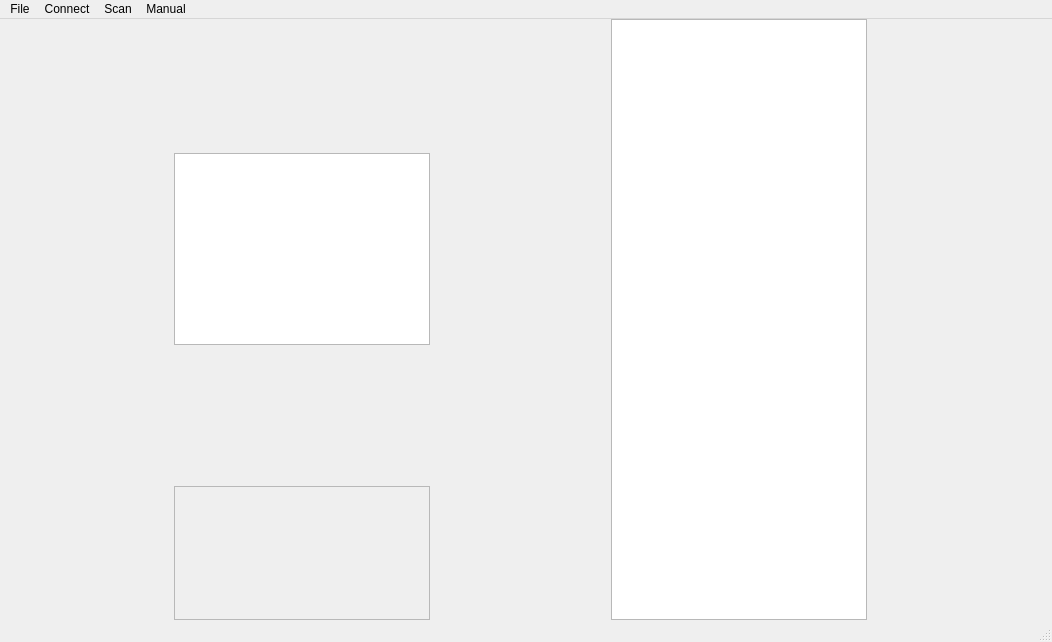
bheins/ciphersolver, file cipher.ui: the form before one commit.
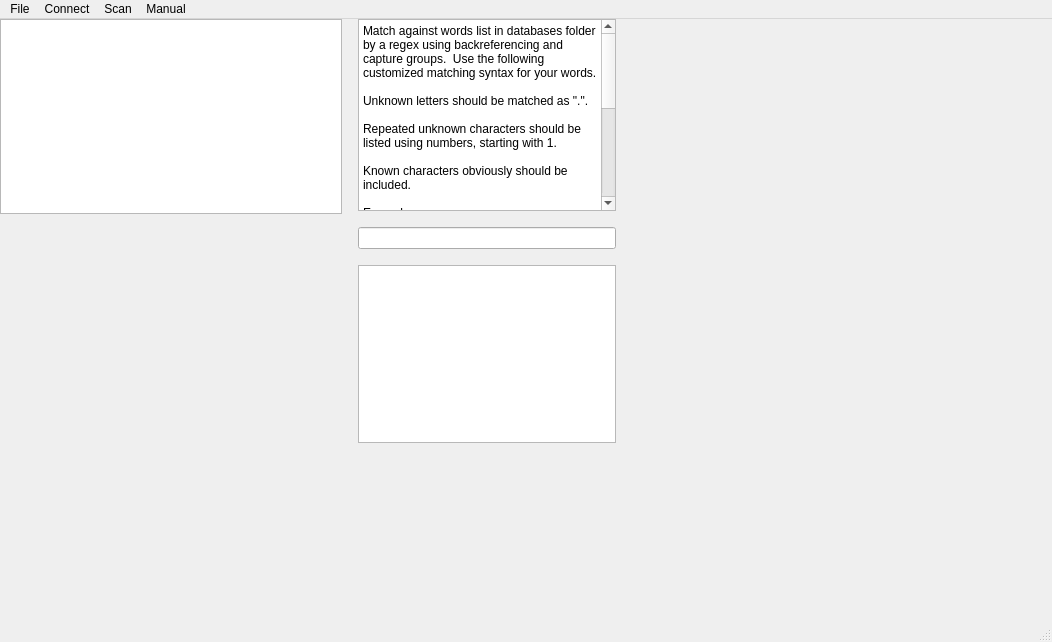
The form after the commit.

```diff
--- a/cipher.ui
+++ b/cipher.ui
@@ -10,10 +10,22 @@
     <height>642</height>
    </rect>
   </property>
+  <property name="sizePolicy">
+   <sizepolicy hsizetype="MinimumExpanding" vsizetype="MinimumExpanding">
+    <horstretch>1</horstretch>
+    <verstretch>1</verstretch>
+   </sizepolicy>
+  </property>
   <property name="windowTitle">
    <string>MainWindow</string>
   </property>
   <widget class="QWidget" name="centralwidget">
+   <property name="sizePolicy">
+    <sizepolicy hsizetype="MinimumExpanding" vsizetype="MinimumExpanding">
+     <horstretch>1</horstretch>
+     <verstretch>1</verstretch>
+    </sizepolicy>
+   </property>
    <widget class="QWidget" name="horizontalLayoutWidget">
     <property name="geometry">
      <rect>
@@ -23,83 +35,97 @@
       <height>601</height>
      </rect>
     </property>
-    <layout class="QHBoxLayout" name="horizontalLayout" stretch="0,0,0,0,0">
+    <layout class="QHBoxLayout" name="CipherUIHorizontalLayout" stretch="1,1,1,1">
      <item>
-      <spacer name="horizontalSpacer_3">
-       <property name="orientation">
-        <enum>Qt::Horizontal</enum>
-       </property>
-       <property name="sizeHint" stdset="0">
-        <size>
-         <width>40</width>
-         <height>20</height>
-        </size>
-       </property>
-      </spacer>
-     </item>
-     <item>
-      <layout class="QVBoxLayout" name="verticalLayout">
+      <layout class="QVBoxLayout" name="CipherVerticalLayout" stretch="1,1,1,1">
        <item>
-        <spacer name="verticalSpacer_3">
-         <property name="orientation">
-          <enum>Qt::Vertical</enum>
+        <widget class="QTextEdit" name="textEdit">
+         <property name="sizePolicy">
+          <sizepolicy hsizetype="MinimumExpanding" vsizetype="MinimumExpanding">
+           <horstretch>1</horstretch>
+           <verstretch>1</verstretch>
+          </sizepolicy>
          </property>
-         <property name="sizeHint" stdset="0">
-          <size>
-           <width>20</width>
-           <height>40</height>
-          </size>
+         <property name="sizeAdjustPolicy">
+          <enum>QAbstractScrollArea::AdjustToContents</enum>
          </property>
-        </spacer>
-       </item>
-       <item>
-        <widget class="QTextEdit" name="textEdit"/>
+         <property name="html">
+          <string notr="true">&lt;!DOCTYPE HTML PUBLIC &quot;-//W3C//DTD HTML 4.0//EN&quot; &quot;http://www.w3.org/TR/REC-html40/strict.dtd&quot;&gt;
+&lt;html&gt;&lt;head&gt;&lt;meta name=&quot;qrichtext&quot; content=&quot;1&quot; /&gt;&lt;style type=&quot;text/css&quot;&gt;
+p, li { white-space: pre-wrap; }
+&lt;/style&gt;&lt;/head&gt;&lt;body style=&quot; font-family:'MS Shell Dlg 2'; font-size:8.25pt; font-weight:400; font-style:normal;&quot;&gt;
+&lt;p style=&quot;-qt-paragraph-type:empty; margin-top:0px; margin-bottom:0px; margin-left:0px; margin-right:0px; -qt-block-indent:0; text-indent:0px; font-family:'Courier'; font-size:12pt;&quot;&gt;&lt;br /&gt;&lt;/p&gt;&lt;/body&gt;&lt;/html&gt;</string>
+         </property>
+         <property name="acceptRichText">
+          <bool>false</bool>
+         </property>
+        </widget>
        </item>
        <item>
         <spacer name="verticalSpacer">
          <property name="orientation">
           <enum>Qt::Vertical</enum>
          </property>
+         <property name="sizeType">
+          <enum>QSizePolicy::Fixed</enum>
+         </property>
          <property name="sizeHint" stdset="0">
           <size>
            <width>20</width>
-           <height>40</height>
+           <height>10</height>
           </size>
          </property>
         </spacer>
        </item>
        <item>
-        <widget class="QFrame" name="solverframe">
+        <widget class="QWidget" name="solver" native="true">
          <property name="sizePolicy">
           <sizepolicy hsizetype="MinimumExpanding" vsizetype="MinimumExpanding">
-           <horstretch>0</horstretch>
-           <verstretch>0</verstretch>
+           <horstretch>1</horstretch>
+           <verstretch>1</verstretch>
           </sizepolicy>
          </property>
-         <property name="frameShape">
-          <enum>QFrame::StyledPanel</enum>
+         <property name="mouseTracking">
+          <bool>true</bool>
          </property>
-         <property name="frameShadow">
-          <enum>QFrame::Raised</enum>
+         <property name="tabletTracking">
+          <bool>true</bool>
          </property>
-         <widget class="QWidget" name="solver" native="true">
+         <property name="contextMenuPolicy">
+          <enum>Qt::CustomContextMenu</enum>
+         </property>
+         <property name="acceptDrops">
+          <bool>true</bool>
+         </property>
+         <widget class="QWidget" name="verticalLayoutWidget">
           <property name="geometry">
            <rect>
             <x>0</x>
             <y>0</y>
-            <width>256</width>
-            <height>0</height>
+            <width>341</width>
+            <height>181</height>
            </rect>
           </property>
-          <property name="sizePolicy">
-           <sizepolicy hsizetype="MinimumExpanding" vsizetype="MinimumExpanding">
-            <horstretch>1</horstretch>
-            <verstretch>1</verstretch>
-           </sizepolicy>
-          </property>
+          <layout class="QVBoxLayout" name="SolverVerticalLayout" stretch=""/>
          </widget>
         </widget>
        </item>
+       <item>
+        <spacer name="verticalSpacer_2">
+         <property name="orientation">
+          <enum>Qt::Vertical</enum>
+         </property>
+         <property name="sizeType">
+          <enum>QSizePolicy::MinimumExpanding</enum>
+         </property>
+         <property name="sizeHint" stdset="0">
+          <size>
+           <width>20</width>
+           <height>40</height>
+          </size>
+         </property>
+        </spacer>
+       </item>
       </layout>
      </item>
      <item>
@@ -107,25 +133,178 @@
        <property name="orientation">
         <enum>Qt::Horizontal</enum>
        </property>
+       <property name="sizeType">
+        <enum>QSizePolicy::Fixed</enum>
+       </property>
        <property name="sizeHint" stdset="0">
         <size>
-         <width>40</width>
+         <width>10</width>
          <height>20</height>
         </size>
        </property>
       </spacer>
      </item>
      <item>
-      <widget class="QListWidget" name="wordlist"/>
+      <widget class="QWidget" name="widget_2" native="true">
+       <property name="sizePolicy">
+        <sizepolicy hsizetype="MinimumExpanding" vsizetype="MinimumExpanding">
+         <horstretch>0</horstretch>
+         <verstretch>0</verstretch>
+        </sizepolicy>
+       </property>
+       <widget class="QWidget" name="verticalLayoutWidget_2">
+        <property name="geometry">
+         <rect>
+          <x>0</x>
+          <y>0</y>
+          <width>258</width>
+          <height>601</height>
+         </rect>
+        </property>
+        <layout class="QVBoxLayout" name="verticalLayout" stretch="1,1,1,1,1,1">
+         <item>
+          <widget class="QPlainTextEdit" name="plainTextEdit">
+           <property name="sizePolicy">
+            <sizepolicy hsizetype="MinimumExpanding" vsizetype="MinimumExpanding">
+             <horstretch>0</horstretch>
+             <verstretch>0</verstretch>
+            </sizepolicy>
+           </property>
+           <property name="acceptDrops">
+            <bool>false</bool>
+           </property>
+           <property name="readOnly">
+            <bool>true</bool>
+           </property>
+           <property name="plainText">
+            <string>Match against words list in databases folder by a regex using backreferencing and capture groups.  Use the following customized matching syntax for your words.
+
+Unknown letters should be matched as &quot;.&quot;.
+
+Repeated unknown characters should be listed using numbers, starting with 1.
+
+Known characters obviously should be included.
+
+Examples:
+
+
+&quot;......&quot; if no translations are known.
+
+&quot;.a1a1a&quot; if &quot;a&quot; is known with unknown &quot;n&quot; repeating and &quot;b&quot; not repeating.
+
+&quot;b1n1n1&quot; if &quot;b&quot; and &quot;n&quot; are known with unknown &quot;a&quot; repeating.
+
+&quot;b12121&quot; if &quot;b&quot; is known with unknown &quot;a&quot; and &quot;n&quot; repeating.</string>
+           </property>
+          </widget>
+         </item>
+         <item>
+          <spacer name="verticalSpacer_4">
+           <property name="orientation">
+            <enum>Qt::Vertical</enum>
+           </property>
+           <property name="sizeType">
+            <enum>QSizePolicy::Fixed</enum>
+           </property>
+           <property name="sizeHint" stdset="0">
+            <size>
+             <width>20</width>
+             <height>10</height>
+            </size>
+           </property>
+          </spacer>
+         </item>
+         <item>
+          <widget class="QLineEdit" name="wordFilter">
+           <property name="sizePolicy">
+            <sizepolicy hsizetype="MinimumExpanding" vsizetype="Fixed">
+             <horstretch>1</horstretch>
+             <verstretch>1</verstretch>
+            </sizepolicy>
+           </property>
+           <property name="text">
+            <string notr="true"/>
+           </property>
+          </widget>
+         </item>
+         <item>
+          <spacer name="verticalSpacer_5">
+           <property name="orientation">
+            <enum>Qt::Vertical</enum>
+           </property>
+           <property name="sizeType">
+            <enum>QSizePolicy::Fixed</enum>
+           </property>
+           <property name="sizeHint" stdset="0">
+            <size>
+             <width>20</width>
+             <height>10</height>
+            </size>
+           </property>
+          </spacer>
+         </item>
+         <item>
+          <widget class="QListWidget" name="wordSelection">
+           <property name="sizePolicy">
+            <sizepolicy hsizetype="MinimumExpanding" vsizetype="MinimumExpanding">
+             <horstretch>1</horstretch>
+             <verstretch>1</verstretch>
+            </sizepolicy>
+           </property>
+           <property name="mouseTracking">
+            <bool>true</bool>
+           </property>
+           <property name="tabletTracking">
+            <bool>true</bool>
+           </property>
+           <property name="acceptDrops">
+            <bool>false</bool>
+           </property>
+           <property name="sizeAdjustPolicy">
+            <enum>QAbstractScrollArea::AdjustToContents</enum>
+           </property>
+           <property name="dragEnabled">
+            <bool>true</bool>
+           </property>
+           <property name="dragDropMode">
+            <enum>QAbstractItemView::DragDrop</enum>
+           </property>
+           <property name="sortingEnabled">
+            <bool>true</bool>
+           </property>
+          </widget>
+         </item>
+         <item>
+          <spacer name="verticalSpacer_6">
+           <property name="orientation">
+            <enum>Qt::Vertical</enum>
+           </property>
+           <property name="sizeType">
+            <enum>QSizePolicy::MinimumExpanding</enum>
+           </property>
+           <property name="sizeHint" stdset="0">
+            <size>
+             <width>20</width>
+             <height>40</height>
+            </size>
+           </property>
+          </spacer>
+         </item>
+        </layout>
+       </widget>
+      </widget>
      </item>
      <item>
       <spacer name="horizontalSpacer">
        <property name="orientation">
         <enum>Qt::Horizontal</enum>
        </property>
+       <property name="sizeType">
+        <enum>QSizePolicy::MinimumExpanding</enum>
+       </property>
        <property name="sizeHint" stdset="0">
         <size>
-         <width>40</width>
+         <width>10</width>
          <height>20</height>
         </size>
        </property>
```
Left out of the diff: 7 changed lines with no effect on the pictures.
